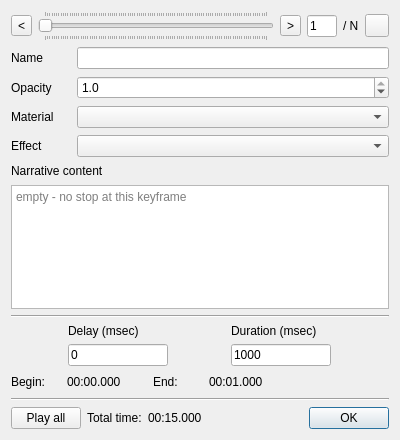
Old version of the form ui/keyframedialog.ui in the repository minorua/Qgis2threejs.
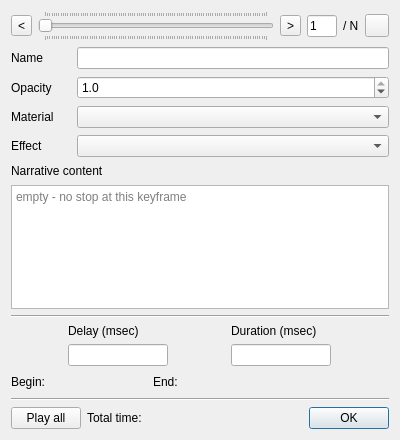
New version of the form.

The edit to the form file:
```diff
--- a/ui/keyframedialog.ui
+++ b/ui/keyframedialog.ui
@@ -225,8 +225,8 @@
          <height>16777215</height>
         </size>
        </property>
-       <property name="text">
-        <string>1000</string>
+       <property name="toolTip">
+        <string>length of time to complete a transition</string>
        </property>
       </widget>
      </item>
@@ -245,8 +245,8 @@
          <height>16777215</height>
         </size>
        </property>
-       <property name="text">
-        <string>0</string>
+       <property name="toolTip">
+        <string>duration to wait before starting a transition</string>
        </property>
       </widget>
      </item>
@@ -288,8 +288,8 @@
          <height>0</height>
         </size>
        </property>
-       <property name="text">
-        <string>00:00.000</string>
+       <property name="toolTip">
+        <string>time to begin this transition</string>
        </property>
       </widget>
      </item>
@@ -314,8 +314,8 @@
          <height>0</height>
         </size>
        </property>
-       <property name="text">
-        <string>00:01.000</string>
+       <property name="toolTip">
+        <string>time to complete this transition</string>
        </property>
       </widget>
      </item>
@@ -367,11 +367,7 @@
       </widget>
      </item>
      <item>
-      <widget class="QLabel" name="labelTotal">
-       <property name="text">
-        <string>00:15.000</string>
-       </property>
-      </widget>
+      <widget class="QLabel" name="labelTotal"/>
      </item>
      <item>
       <widget class="QDialogButtonBox" name="buttonBox">
```
Left out of the diff: 15 changed lines with no effect on the pictures.
